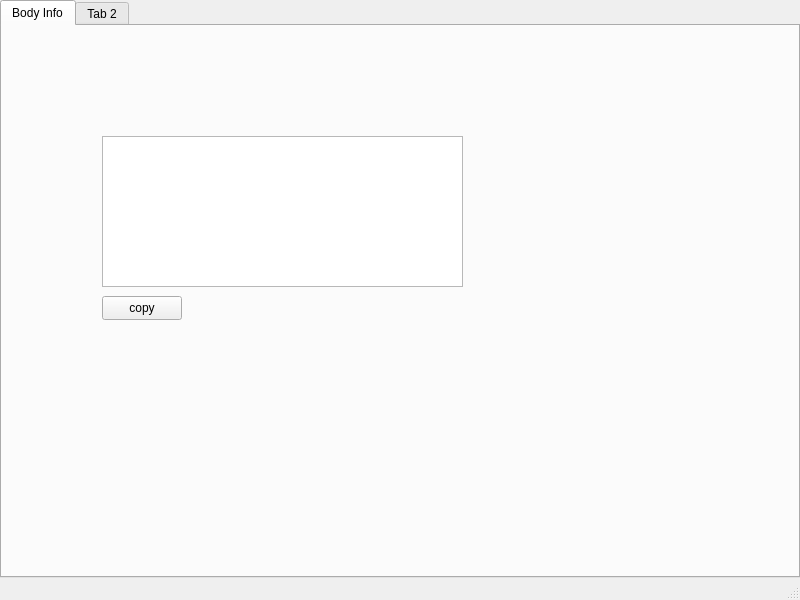
Old version of the form celestialwindow.ui in the repository QuakeIV/pax-interitus.
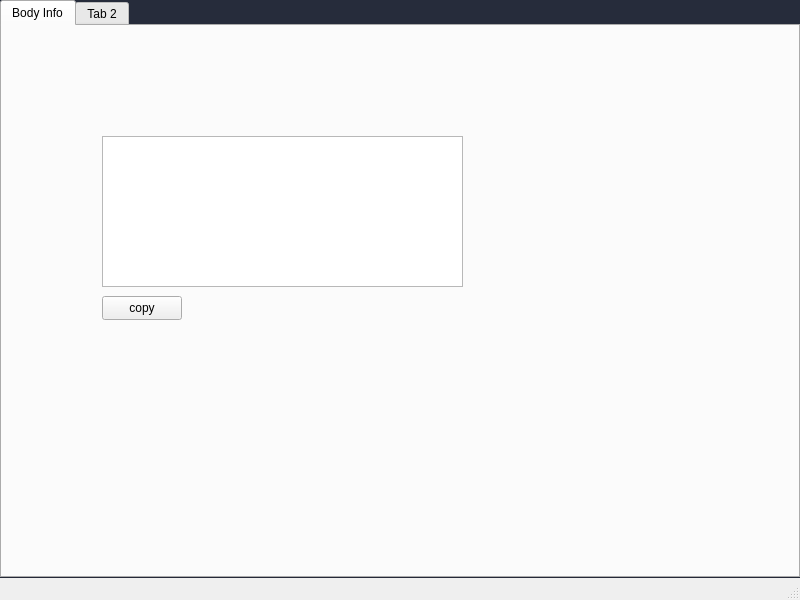
New version of the form.

The edit to the form file:
```diff
--- a/celestialwindow.ui
+++ b/celestialwindow.ui
@@ -14,6 +14,11 @@
    <string>Celestial Body Info</string>
   </property>
   <widget class="QWidget" name="centralwidget">
+   <property name="styleSheet">
+    <string notr="true">QWidget#centralwidget {
+  background: rgb(38, 44, 59)
+}</string>
+   </property>
    <layout class="QHBoxLayout" name="horizontalLayout">
     <property name="spacing">
      <number>0</number>
@@ -32,6 +37,12 @@
     </property>
     <item>
      <widget class="QTabWidget" name="tabWidget">
+      <property name="autoFillBackground">
+       <bool>false</bool>
+      </property>
+      <property name="styleSheet">
+       <string notr="true"/>
+      </property>
       <property name="currentIndex">
        <number>0</number>
       </property>
```
Left out of the diff: 2 changed lines with no effect on the pictures.
